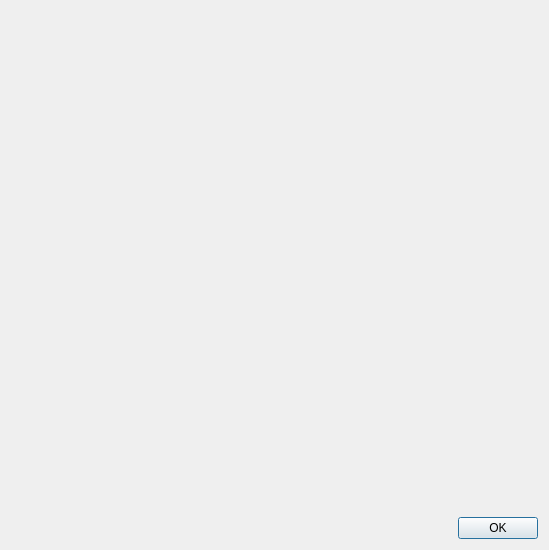
Old version of the form src/bp/Tools/IDE/ui/changelog.ui in the repository akyoto/flua.
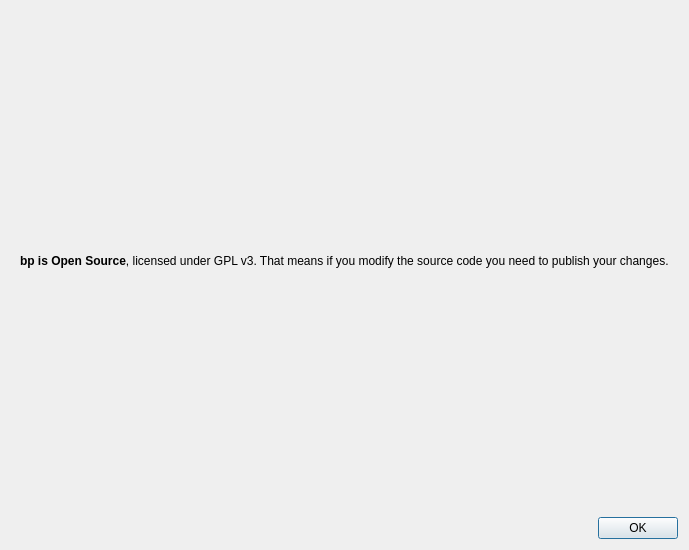
New version of the form.

```diff
--- a/src/bp/Tools/IDE/ui/changelog.ui
+++ b/src/bp/Tools/IDE/ui/changelog.ui
@@ -6,7 +6,7 @@
    <rect>
     <x>0</x>
     <y>0</y>
-    <width>549</width>
+    <width>612</width>
     <height>550</height>
    </rect>
   </property>
@@ -17,6 +17,19 @@
    <item>
     <widget class="QWidget" name="changeLogContainer" native="true">
      <layout class="QVBoxLayout" name="verticalLayout_3">
+      <item>
+       <widget class="QLabel" name="label">
+        <property name="sizePolicy">
+         <sizepolicy hsizetype="Preferred" vsizetype="Fixed">
+          <horstretch>0</horstretch>
+          <verstretch>0</verstretch>
+         </sizepolicy>
+        </property>
+        <property name="text">
+         <string>&lt;strong&gt;bp is Open Source&lt;/strong&gt;, licensed under GPL v3. That means if you modify the source code you need to publish your changes.</string>
+        </property>
+       </widget>
+      </item>
       <item>
        <layout class="QVBoxLayout" name="vLayout"/>
       </item>
```
